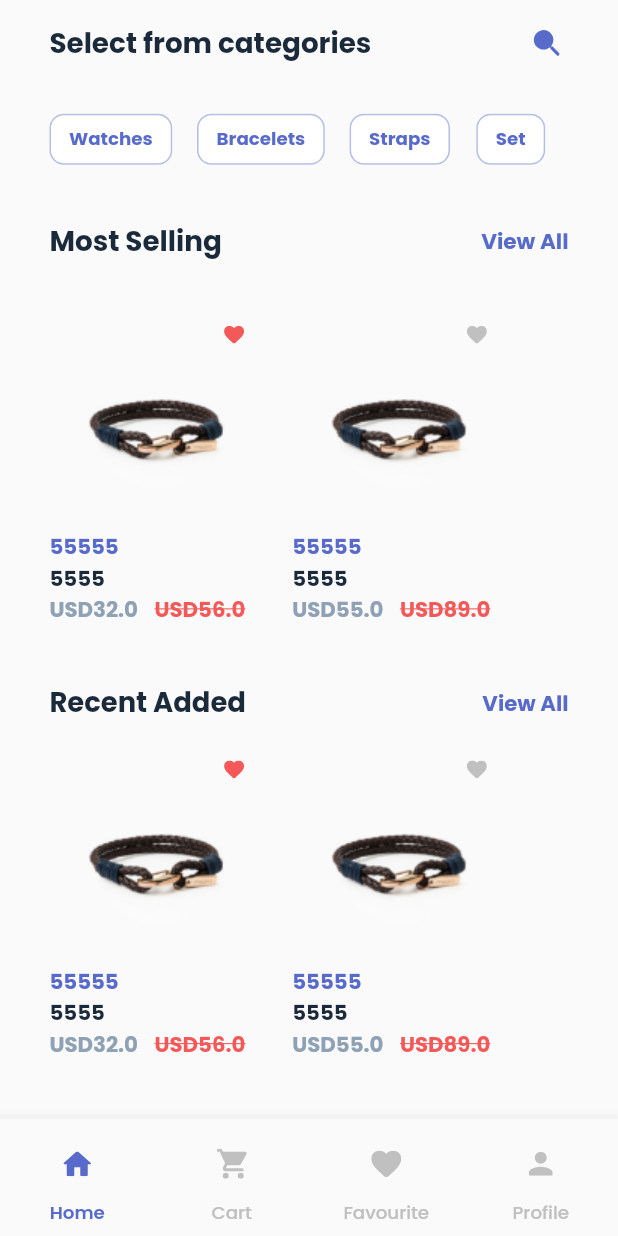
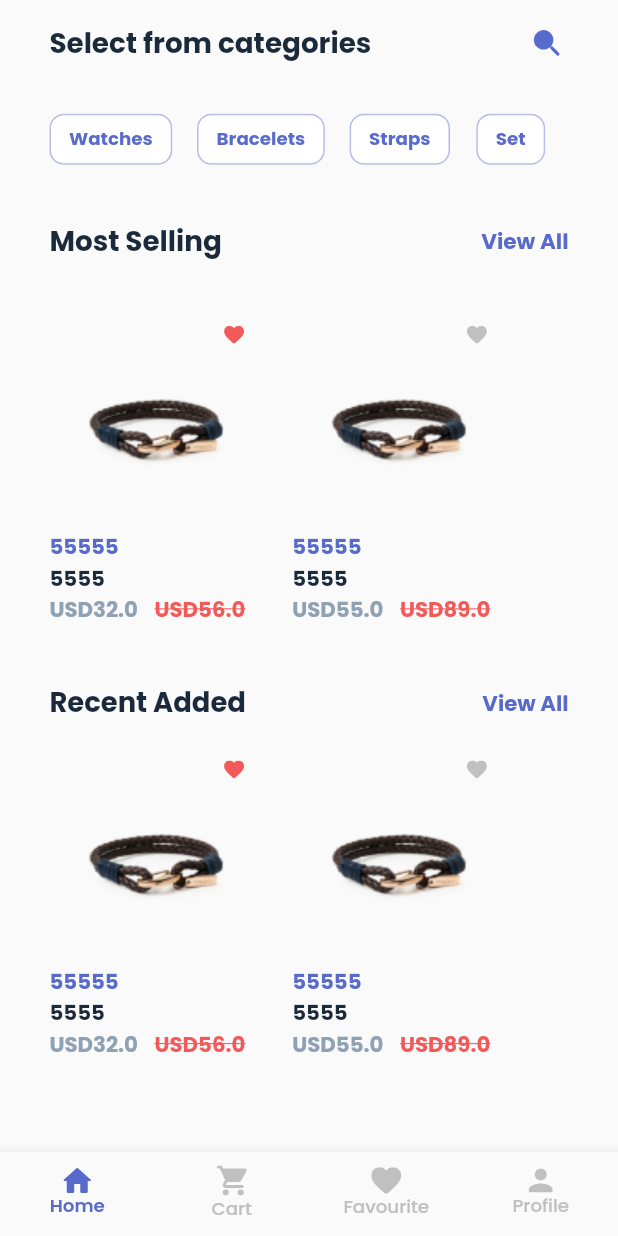
Before and after one commit to Moamen-Abadsa/e-commerce, a Flutter app: the HomeScreen screen opened by its route, on a phone screen of 412 x 824 dp. Run offline on Flutter 3.47's test engine with Material 2 defaults, Android fonts, the phone set to English and light mode, and no system bars; our stand-ins replace email_validator, firebase_auth, firebase_core, flutter_screenutil, flutter_svg; accounts and stored records are empty.

Commit message:
e-commerce app

```diff
--- a/lib/main.dart
+++ b/lib/main.dart
@@ -7,6 +7,7 @@ import 'package:e_commerce/screens/launch_screen.dart';
 import 'package:e_commerce/screens/auth_screen/welcome_screen.dart';
 import 'package:e_commerce/screens/saved_products_screen/cart_screen.dart';
 import 'package:e_commerce/screens/saved_products_screen/favourite_screen.dart';
+import 'package:e_commerce/test.dart';
 import 'package:firebase_auth/firebase_auth.dart';
 import 'package:firebase_core/firebase_core.dart';
 import 'package:flutter/material.dart';
@@ -36,8 +37,8 @@ class _MyAppState extends State<MyApp> {
       builder: (context, child) {
         return MaterialApp(
           debugShowCheckedModeBanner: false,
-          initialRoute: '/home_screen',
-
+          initialRoute: '/cart_screen',
+          // home: Test(),
           routes: {
             '/launch_screen' : (context) => const LaunchScreen(),
             '/welcome_screen' : (context) => const WelcomeScreen(),
--- a/lib/screens/business_screens/home_screen.dart
+++ b/lib/screens/business_screens/home_screen.dart
@@ -20,9 +20,9 @@ class HomeScreen extends StatefulWidget {
 
 class _HomeScreenState extends State<HomeScreen> {
   int _selectedIndex = 0;
-  // 0 -> watches , 1 -> Bracelets , 2 -> Starps , 3 -> Set
-  List<bool> categoriesClick = [false, false, false, false];
 
+
+// let us go, you
   TextStyle selectedBottomNavTextStyle = TextStyle(
       fontSize: 12.sp, fontWeight: FontWeight.w600, fontFamily: "poppins");
   TextStyle unselectecBottomNavTextStyle = TextStyle(
@@ -30,6 +30,8 @@ class _HomeScreenState extends State<HomeScreen> {
       fontFamily: "Poppins",
       fontWeight: FontWeight.w500);
 
+  // 0 -> watches , 1 -> Bracelets , 2 -> Starps , 3 -> Set
+  List<bool> categoriesClick = [false, false, false, false];
 
   List<Product> mostSelling = [
     Product(
@@ -59,64 +61,6 @@ class _HomeScreenState extends State<HomeScreen> {
 
     return Scaffold(
 
-      bottomNavigationBar: BottomNavigationBar(
-        selectedLabelStyle: selectedBottomNavTextStyle,
-        fixedColor: MyColors.blue,
-        unselectedLabelStyle: unselectecBottomNavTextStyle,
-        unselectedItemColor: Color(0xffC0C0C0),
-        type: BottomNavigationBarType.fixed,
-
-        onTap: (int value){
-          setState(() {
-            _selectedIndex = value;
-          });
-        },
-        currentIndex: _selectedIndex,
-        items: <BottomNavigationBarItem>[
-          BottomNavigationBarItem(
-            activeIcon: IconButton(
-              onPressed: () {},
-              icon: SvgPicture.asset("assets/vectors/home.svg"),
-            ),
-            label: "Home",
-            icon: IconButton(
-              onPressed: () {},
-              icon: SvgPicture.asset(Vectors.unselected_home),
-            ),
-          ),
-          BottomNavigationBarItem(
-              activeIcon: IconButton(
-                onPressed: () {},
-                icon: SvgPicture.asset(Vectors.cart),
-              ),
-              icon: IconButton(
-                onPressed: () {},
-                icon: SvgPicture.asset(Vectors.unselected_cart),
-              ),
-              label: "Cart"),
-          BottomNavigationBarItem(
-              activeIcon: IconButton(
-                onPressed: () {},
-                icon: SvgPicture.asset(Vectors.fav_bottom_icon),
-              ),
-              icon: IconButton(
-                onPressed: () {},
-                icon: SvgPicture.asset(Vectors.unselected_fav),
-              ),
-              label: "Favourite"),
-          BottomNavigationBarItem(
-            activeIcon: IconButton(
-              onPressed: () {},
-              icon: SvgPicture.asset(Vectors.profile_icon),
-            ),
-            icon: IconButton(
-              onPressed: () {},
-              icon: SvgPicture.asset(Vectors.unselected_profile),
-            ),
-            label: "Profile",
-          ),
-        ],
-      ),
       body: ListView(
         children: [
           Padding(
@@ -240,6 +184,44 @@ class _HomeScreenState extends State<HomeScreen> {
           ),
         ],
       ),
+      bottomNavigationBar: buildBottomNavigationBar(),
+    );
+  }
+
+  BottomNavigationBar buildBottomNavigationBar() {
+    return BottomNavigationBar(
+      selectedLabelStyle: selectedBottomNavTextStyle,
+      fixedColor: MyColors.blue,
+      unselectedLabelStyle: unselectecBottomNavTextStyle,
+      unselectedItemColor: Color(0xffC0C0C0),
+      type: BottomNavigationBarType.fixed,
+
+      onTap: (index){
+        setState(() {
+          _selectedIndex = index;
+        });
+      },
+      currentIndex: _selectedIndex,
+      items: <BottomNavigationBarItem>[
+        BottomNavigationBarItem(
+          activeIcon: SvgPicture.asset("assets/vectors/home.svg",),
+          label: "Home",
+          icon: SvgPicture.asset(Vectors.unselected_home),
+        ),
+        BottomNavigationBarItem(
+            activeIcon: SvgPicture.asset(Vectors.cart),
+            icon: SvgPicture.asset(Vectors.unselected_cart),
+            label: "Cart"),
+        BottomNavigationBarItem(
+            activeIcon: SvgPicture.asset(Vectors.fav_bottom_icon),
+            icon: SvgPicture.asset(Vectors.unselected_fav),
+            label: "Favourite"),
+        BottomNavigationBarItem(
+          activeIcon: SvgPicture.asset(Vectors.profile_icon),
+          icon: SvgPicture.asset(Vectors.unselected_profile),
+          label: "Profile",
+        ),
+      ],
     );
   }
 }
--- a/lib/values/colors.dart
+++ b/lib/values/colors.dart
@@ -5,5 +5,6 @@ import 'dart:ui';
 class MyColors{
   static const Color black =  Color(0xff1B2A3B);
   static Color blackWithOpacity =  Color(0xff1B2A3B).withOpacity(0.7);
-  static Color blue =  Color(0xff586BCA);
+  static const Color blue =  Color(0xff586BCA);
+  static const Color red = Color(0xffF45959);
 }
```
Also changed, not shown: lib/screens/saved_products_screen/cart_screen.dart (+56 -4 lines), lib/test.dart (added, +38 -0 lines).
